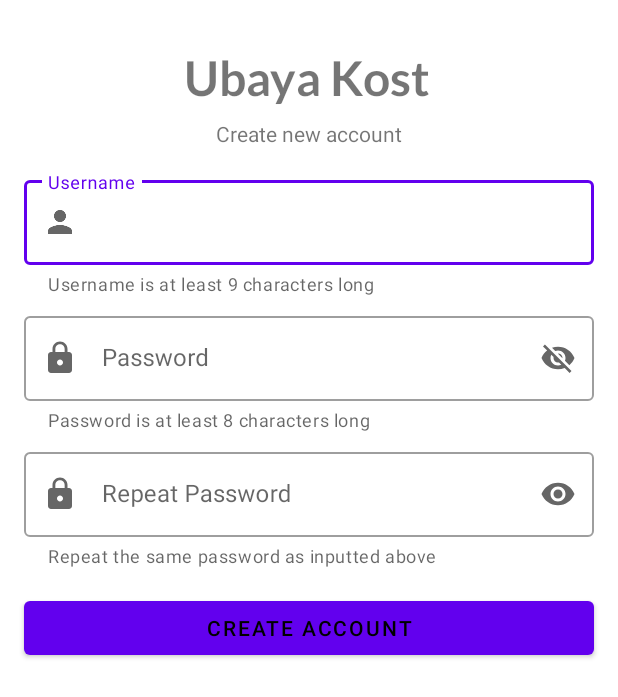
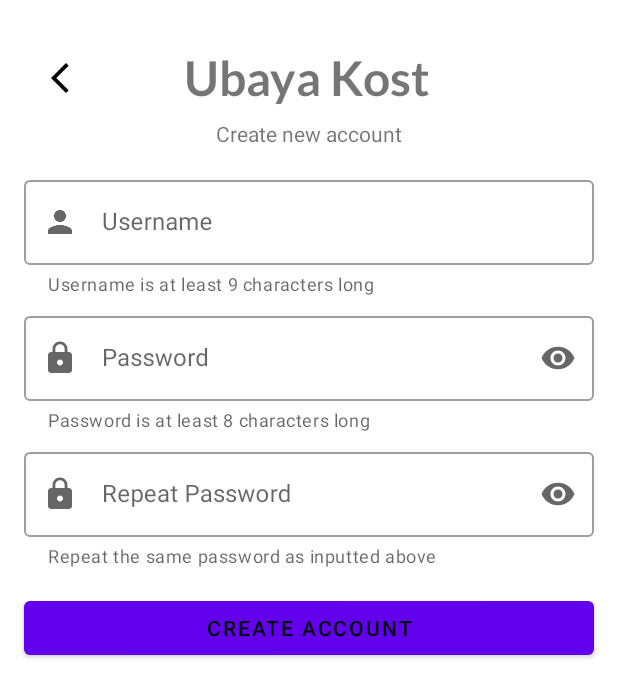
Before and after one commit to johnowen04/ANMP_MidTerm_160420016, an Android app: the RegisterFragment screen opened through its navigation route, after a tap on "CREATE ACCOUNT", on a phone screen of 412 x 824 dp. Shown: the top 697 px of the screen. Run offline under Robolectric (Android 15) with nearby library versions, the phone set to English and light mode, and no system bars; our stand-ins replace Picasso, Volley, navigation-ui; network calls fail; pictures from the network do not load; 2 statements that could not run were skipped; 2 other taps on this screen came first.

Commit message:
Adding back button in fragment_profile.xml and fragment_register.xml, finishing back button implementation, refactoring and reordering codes. Tested all ok.

```diff
--- a/app/src/main/java/com/nmp/ubayakost_160420016/view/FavoriteListFragment.kt
+++ b/app/src/main/java/com/nmp/ubayakost_160420016/view/FavoriteListFragment.kt
@@ -46,6 +46,11 @@
             }
         })
 
+        imgBtnBackFavorite.setOnClickListener {
+            val action = FavoriteListFragmentDirections.actionFavoriteToHome()
+            Navigation.findNavController(view).navigate(action)
+        }
+
         adapter = KostAdapter(arrayListOf(), "favorite") {
             kostViewModel.favorite(it) { }
         }
--- a/app/src/main/java/com/nmp/ubayakost_160420016/view/RegisterFragment.kt
+++ b/app/src/main/java/com/nmp/ubayakost_160420016/view/RegisterFragment.kt
@@ -45,6 +45,11 @@
             }
         })
 
+        imgBtnBackRegister.setOnClickListener {
+            val action = RegisterFragmentDirections.actionRegisterToLogin()
+            Navigation.findNavController(view).navigate(action)
+        }
+
         viewModel = ViewModelProvider(this)[UserViewModel::class.java]
 
         btnCreateAccRegister.setOnClickListener {
--- a/app/src/main/java/com/nmp/ubayakost_160420016/viewmodel/OrderViewModel.kt
+++ b/app/src/main/java/com/nmp/ubayakost_160420016/viewmodel/OrderViewModel.kt
@@ -23,7 +23,7 @@
     private val sharedPreferences = SharedPreferencesProvider(application.applicationContext)
 
     // Fetch Method - Used to fetch riwayat data from database using api call
-    fun fetch(type: String, onCompletion: (success: Boolean) -> Unit) {
+    fun fetch(type: String) {
         queue = Volley.newRequestQueue(getApplication())
         val url = "http://10.0.2.2/anmp/ubayakost_api/get_all_order.php"
         val stringRequest = object : StringRequest(
@@ -37,7 +37,6 @@
                     val mType = object : TypeToken<ArrayList<Order>>() { }.type
                     val result = Gson().fromJson<ArrayList<Order>>(data, mType)
                     orderLiveData.value = result
-                    onCompletion(true)
                 }
             },
             {
--- a/app/src/main/res/layout/fragment_register.xml
+++ b/app/src/main/res/layout/fragment_register.xml
@@ -6,6 +6,21 @@
     android:layout_width="match_parent"
     android:layout_height="match_parent"
     tools:context=".view.RegisterFragment">
+
+    <ImageButton
+        android:id="@+id/imgBtnBackRegister"
+        android:layout_width="wrap_content"
+        android:layout_height="wrap_content"
+        android:layout_marginStart="16dp"
+        android:layout_marginTop="28dp"
+        android:background="?android:selectableItemBackgroundBorderless"
+        android:elevation="1dp"
+        android:minWidth="48dp"
+        android:minHeight="48dp"
+        android:src="@drawable/ic_baseline_arrow_back_ios_new_24"
+        app:layout_constraintStart_toStartOf="parent"
+        app:layout_constraintTop_toTopOf="parent"
+        tools:ignore="SpeakableTextPresentCheck" />
 
     <TextView
         android:id="@+id/textView4"
```
Also changed, not shown: app/src/main/java/com/nmp/ubayakost_160420016/view/KostDetailFragment.kt (+13 -2 lines), app/src/main/java/com/nmp/ubayakost_160420016/view/PesananListFragment.kt (+8 -8 lines), app/src/main/java/com/nmp/ubayakost_160420016/view/ProfileFragment.kt (+9 -0 lines), app/src/main/java/com/nmp/ubayakost_160420016/view/RiwayatListFragment.kt (+8 -8 lines), app/src/main/res/layout/fragment_profile.xml (+15 -0 lines).
